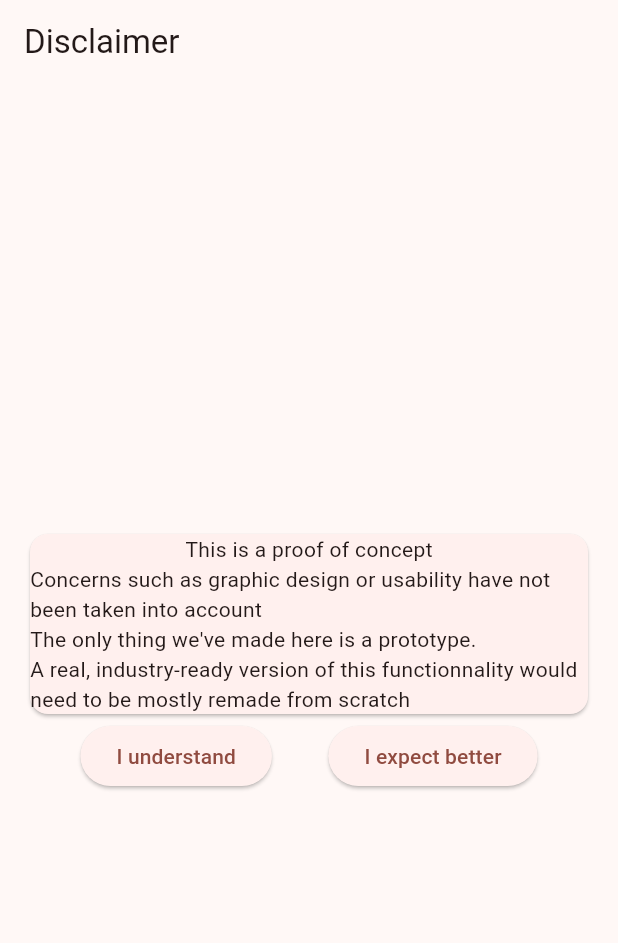
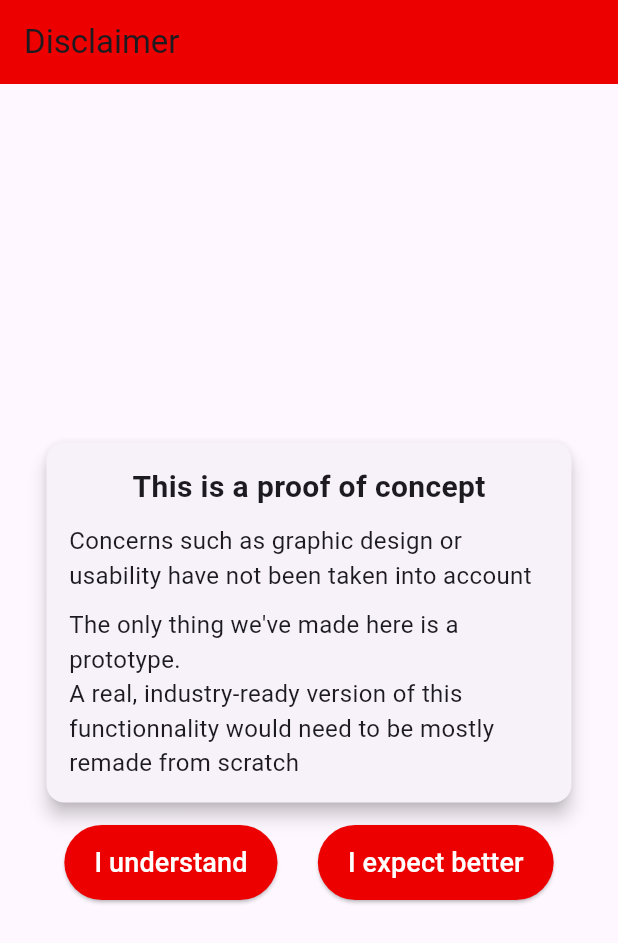
Before and after one commit to Briefgarde/categorizer2, a Flutter app: the screen it shows after launch, on a phone screen of 412 x 824 dp. Shown: the top 943 px of the screen. Run offline on Flutter 3.47's test engine with Material 3 defaults, Android fonts, the phone set to English and light mode, and no system bars; our stand-ins replace carousel_slider, firebase_core, firebase_storage, flutter_map, geocoding, geolocator and 2 more; accounts and stored records are empty; statements that could not run were skipped.

Commit message:
cosmetic and QoL changes

```diff
--- a/lib/main.dart
+++ b/lib/main.dart
@@ -20,10 +20,19 @@ class MyApp extends StatelessWidget {
   @override
   Widget build(BuildContext context) {
     return MaterialApp(
-      title: 'Categorizer (2)',
+      title: 'Categorizer 2',
       theme: ThemeData(
-        colorScheme: ColorScheme.fromSeed(seedColor: const Color.fromARGB(255, 236, 0, 0)),
-        useMaterial3: true,
+        appBarTheme: const AppBarTheme(
+          color: Color.fromARGB(255, 236, 0, 0)
+        ),
+        elevatedButtonTheme: ElevatedButtonThemeData(
+          style: ButtonStyle(
+            backgroundColor: MaterialStateProperty.all(const Color.fromARGB(255, 236, 0, 0)),
+            foregroundColor: MaterialStateProperty.all(Colors.white),
+            padding: MaterialStateProperty.all(const EdgeInsets.symmetric(horizontal: 20, vertical: 12)),
+          ),
+        ),
+        // Add other theme properties here
       ),
       home: const IntroPage(),
     );
--- a/lib/pages/intro.dart
+++ b/lib/pages/intro.dart
@@ -1,5 +1,3 @@
-
-
 import 'package:categorizer2/pages/image_selector.dart';
 import 'package:flutter/material.dart';
 
@@ -12,7 +10,7 @@ class IntroPage extends StatefulWidget {
 
 class _IntroPageState extends State<IntroPage> {
   @override
-  Widget build(BuildContext context){
+  Widget build(BuildContext context) {
     return Scaffold(
       appBar: AppBar(
         title: const Text("Disclaimer"),
@@ -24,35 +22,63 @@ class _IntroPageState extends State<IntroPage> {
             mainAxisAlignment: MainAxisAlignment.center,
             children: [
               const Card(
-                child: Column(
-                  mainAxisAlignment: MainAxisAlignment.center,
-                  children:  [
-                    Text("This is a proof of concept"),
-                    Text("Concerns such as graphic design or usability have not been taken into account"),
-                    Text("The only thing we've made here is a prototype.\n"
-                      "A real, industry-ready version of this functionnality would need to be mostly remade from scratch"
-                    ),
-                  ],
-                )
+                elevation: 5,
+                margin: EdgeInsets.all(15),
+                child: Padding(
+                  padding: EdgeInsets.all(15),
+                  child: Column(
+                    mainAxisAlignment: MainAxisAlignment.center,
+                    children: [
+                      Text(
+                        "This is a proof of concept",
+                        style: TextStyle(
+                            fontSize: 20, fontWeight: FontWeight.bold),
+                      ),
+                      SizedBox(height: 10),
+                      Text(
+                        "Concerns such as graphic design or usability have not been taken into account",
+                        style: TextStyle(fontSize: 16),
+                      ),
+                      SizedBox(height: 10),
+                      Text(
+                        "The only thing we've made here is a prototype.\n"
+                        "A real, industry-ready version of this functionnality would need to be mostly remade from scratch",
+                        style: TextStyle(fontSize: 16),
+                      ),
+                    ],
+                  ),
+                ),
               ),
               Row(
                 mainAxisAlignment: MainAxisAlignment.spaceEvenly,
                 children: [
                   ElevatedButton(
                     onPressed: () {
-                      Navigator.push(context, MaterialPageRoute(builder: (context) => const ImageSelector()));
+                      Navigator.push(
+                        context,
+                        MaterialPageRoute(
+                            builder: (context) => const ImageSelector()),
+                      );
                     },
-                    child: const  Text("I understand"),
+                    child: const Text(
+                      "I understand",
+                      style: TextStyle(fontSize: 18),
+                    ),
                   ),
                   ElevatedButton(
                     onPressed: () {
                       ScaffoldMessenger.of(context).showSnackBar(
                         const SnackBar(
-                          content: Image(image: AssetImage("assets/images/wedontdothathere.jpg")),
+                          content: Image(
+                              image: AssetImage(
+                                  "assets/images/wedontdothathere.jpg")),
                         ),
                       );
                     },
-                    child: const Text("I expect better"),
+                    child: const Text(
+                      "I expect better",
+                      style: TextStyle(fontSize: 18),
+                    ),
                   ),
                 ],
               ),
@@ -60,7 +86,6 @@ class _IntroPageState extends State<IntroPage> {
           ),
         ),
       ),
-
     );
   }
 }
--- a/lib/widgets/cases_shower.dart
+++ b/lib/widgets/cases_shower.dart
@@ -56,7 +56,8 @@ class _CaseShowerState extends State<CaseShower> {
             maintainState: false,
             // those are buttons to switch between CASES, not pictures in the carousel, which represent ISSUES in ONE CASE
             child: Row(
-              mainAxisAlignment: MainAxisAlignment.center,
+              mainAxisAlignment: MainAxisAlignment.spaceEvenly,
+
               children: [
                 ElevatedButton(
                   child: const Text("Previous case"),
```
Also changed, not shown: lib/models/issue.dart (+24 -0 lines), lib/pages/image_selector.dart (+50 -8 lines).
